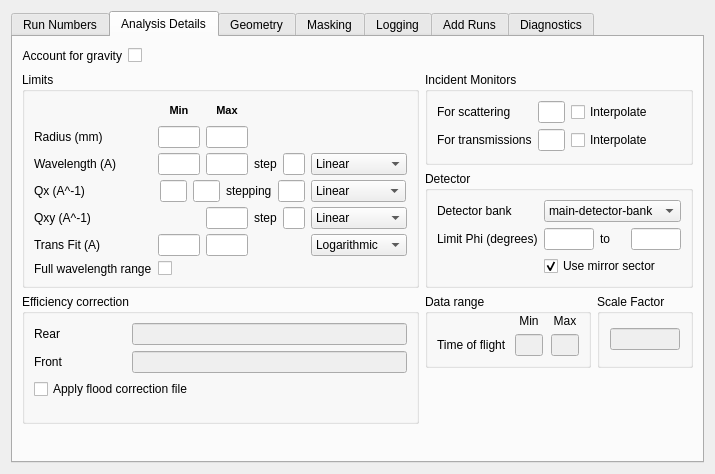
This is Code/Mantid/MantidQt/CustomInterfaces/inc/MantidQtCustomInterfaces/SANSRunWindow.ui in mantidproject/mantid as Qt 5 draws it before an edit. The edited form follows.
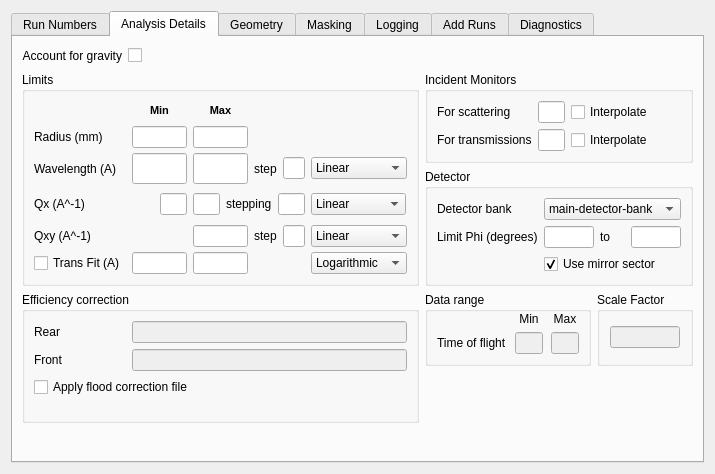
This is the edited form. The open tabs and pages were chosen to show the change. Custom widgets are drawn as their Qt base class.

Commit message: SANS load run fix, it wasn't reading it's information from the GUI re #2821

Diff of the .ui file:
```diff
--- a/Code/Mantid/MantidQt/CustomInterfaces/inc/MantidQtCustomInterfaces/SANSRunWindow.ui
+++ b/Code/Mantid/MantidQt/CustomInterfaces/inc/MantidQtCustomInterfaces/SANSRunWindow.ui
@@ -1394,20 +1394,6 @@
               </property>
              </widget>
             </item>
-            <item row="7" column="1" >
-             <widget class="QCheckBox" name="def_trans" >
-              <property name="text" >
-               <string/>
-              </property>
-             </widget>
-            </item>
-            <item row="7" column="0" >
-             <widget class="QLabel" name="label_36" >
-              <property name="text" >
-               <string>Full wavelength range</string>
-              </property>
-             </widget>
-            </item>
             <item row="3" column="0" colspan="5" >
              <widget class="QStackedWidget" name="q_stack" >
               <property name="autoFillBackground" >
@@ -1565,13 +1551,6 @@
               </item>
              </widget>
             </item>
-            <item row="6" column="0" >
-             <widget class="QLabel" name="transFit_lb" >
-              <property name="text" >
-               <string>Trans Fit (A)</string>
-              </property>
-             </widget>
-            </item>
             <item row="2" column="0" >
              <widget class="QLabel" name="wavlength_lb" >
               <property name="toolTip" >
@@ -1695,6 +1674,13 @@
               </property>
              </widget>
             </item>
+            <item row="6" column="0" >
+             <widget class="QCheckBox" name="transFit_ck" >
+              <property name="text" >
+               <string>Trans Fit (A)</string>
+              </property>
+             </widget>
+            </item>
            </layout>
           </widget>
          </item>
```
Left out of the diff: 2 changed lines with no effect on the pictures. The commit also changes 3 other files.
